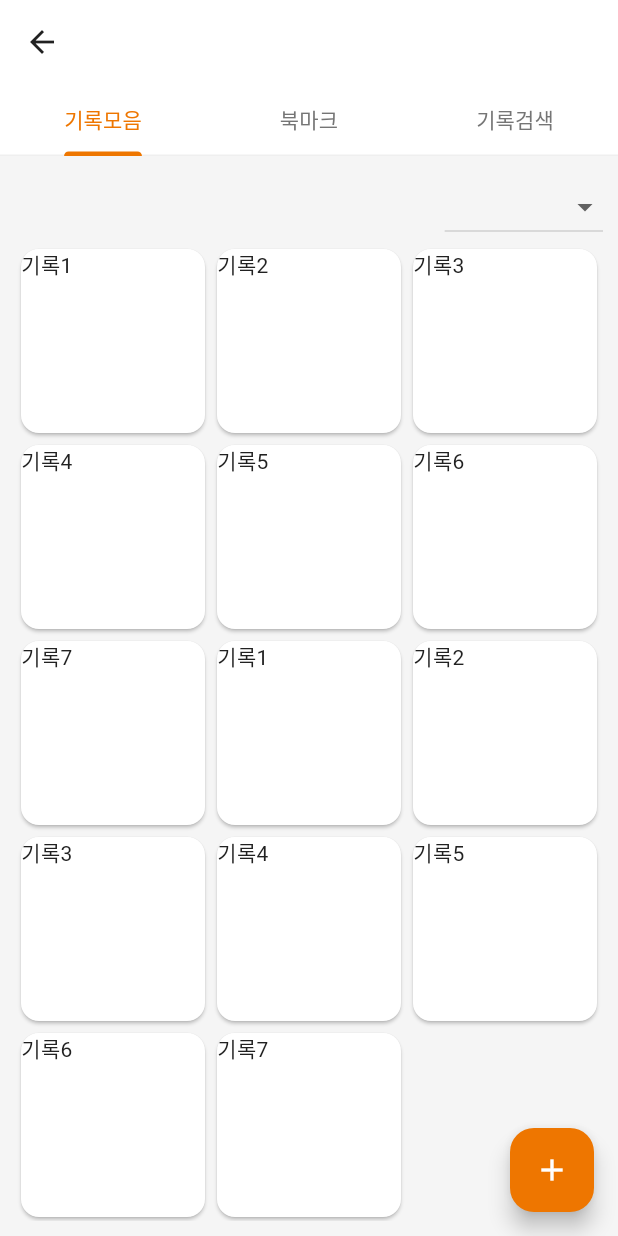
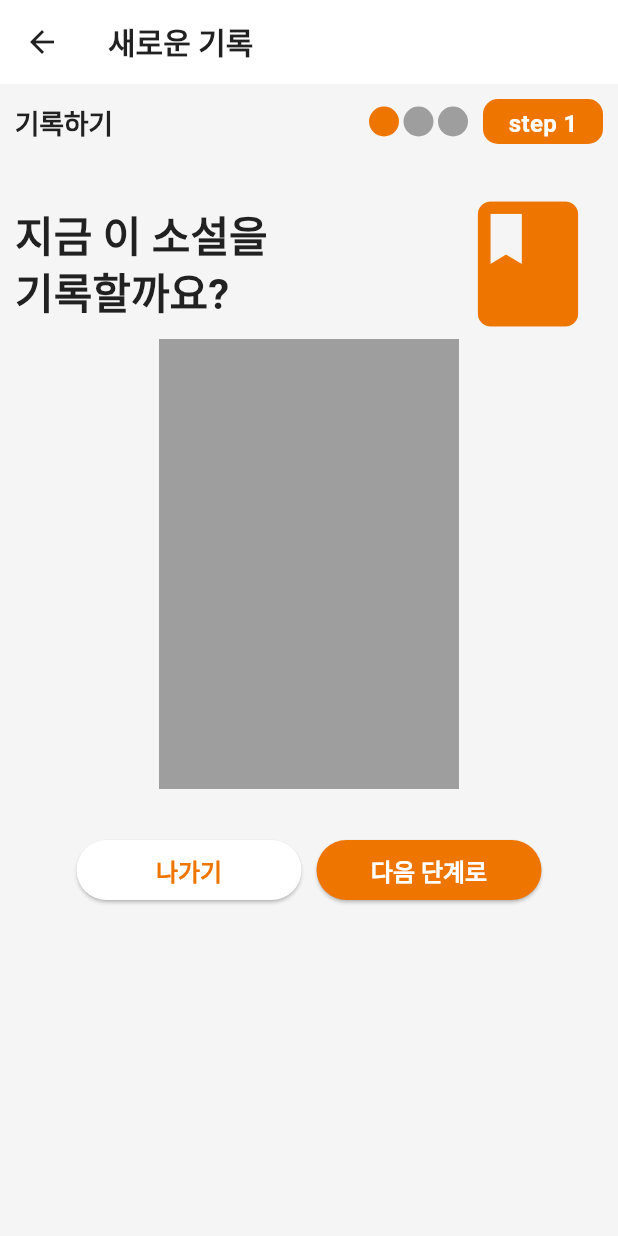
Before and after one commit to jyk0619/novel_truck, a Flutter app: the Record screen opened directly, after a tap on the "add" icon, on a phone screen of 412 x 824 dp. Run offline on Flutter 3.47's test engine with Material 3 defaults, Android fonts, the phone set to English and light mode, and no system bars; our stand-ins replace flutter_carousel_widget.

Commit message:
record view 구성

```diff
--- a/lib/ui/components/textfields/custom_textfield.dart
+++ b/lib/ui/components/textfields/custom_textfield.dart
@@ -40,6 +40,7 @@ class CustomTextField extends StatelessWidget {
         labelStyle: TextStyle(color: AppColors.textSecondary, fontSize: 14),
         fillColor: Colors.white,
         filled: true,
+        floatingLabelBehavior: FloatingLabelBehavior.never,
         border: OutlineInputBorder(
             borderRadius: BorderRadius.circular(8),
             borderSide: BorderSide(width: 0,
--- a/lib/ui/screens/auth/signupcom_view.dart
+++ b/lib/ui/screens/auth/signupcom_view.dart
@@ -48,7 +48,7 @@ class SignUpCom extends StatelessWidget {
                         height: 3,
                         margin: const EdgeInsets.only(right: 3),
                         decoration: BoxDecoration(
-                          color: AppColors.surface,
+                          color: AppColors.primary,
                           borderRadius: BorderRadius.circular(5),
                         ),
                       )
--- /dev/null
+++ b/lib/ui/screens/record/newrecord_view.dart
@@ -0,0 +1,119 @@
+import 'package:flutter/material.dart';
+import 'package:novel_truck/ui/screens/record/newrecord2_view.dart';
+
+import '../../../core/theme/app_colors.dart';
+
+class NewRecord extends StatelessWidget {
+  const NewRecord({super.key});
+
+  @override
+  Widget build(BuildContext context) {
+    return Scaffold(
+      appBar: AppBar(
+        title: Text('새로운 기록'),
+      ),
+      body: Padding(
+        padding: const EdgeInsets.all(10.0),
+        child: Column(
+          children: [
+            SizedBox
+              (width: double.infinity,
+              child: Row(
+                mainAxisAlignment: MainAxisAlignment.spaceBetween,
+                children: [
+                  Text('기록하기',style:Theme.of(context).textTheme.displayLarge),
+                  SizedBox(
+                    child:Row(
+                      children:[
+                        Container(
+                          width: 20,
+                          height: 20,
+                          margin: const EdgeInsets.only(right: 3),
+                          decoration: BoxDecoration(
+                            color: AppColors.primary,
+                            shape: BoxShape.circle,
+                          ),
+                        ),
+                        Container(
+                          width: 20,
+                          height: 20,
+                          margin: const EdgeInsets.only(right: 3),
+                          decoration: BoxDecoration(
+                            color: Colors.grey,
+                            shape: BoxShape.circle,
+                          ),
+                        ),
+                        Container(
+                          width: 20,
+                          height: 20,
+                          margin: const EdgeInsets.only(right: 10),
+                          decoration: BoxDecoration(
+                            color: Colors.grey,
+                            shape: BoxShape.circle,
+                          ),
+                        ),
+                        Container(
+                          width: 80,
+                          height: 30,
+                          padding: EdgeInsets.all(5),
+                          decoration: BoxDecoration(
+                            color:AppColors.primary,
+                            borderRadius: BorderRadius.circular(10),
+                          ),
+                          child: Center(child: Text('step 1',style: TextStyle(color: Colors.white,fontSize: 16,fontWeight: FontWeight.bold))),
+                        ),
+                      ]
+                    )
+                  )
+                ],
+              ),
+            ),
+            SizedBox(height:30),
+            SizedBox(
+              width: double.infinity,
+                child: Row(mainAxisAlignment: MainAxisAlignment.spaceBetween,
+                  children: [
+                    Text('지금 이 소설을'
+                        '\n기록할까요?',style: Theme.of(context).textTheme.titleLarge),
+                    Icon(Icons.book,size: 100,color: AppColors.primary,),
+                  ],
+                )
+            ),
+            Container(
+              width:200,
+              height: 300,
+              color: Colors.grey,
+            ),
+            SizedBox(height: 30),
+            Row(
+              mainAxisAlignment: MainAxisAlignment.center,
+              children: [
+                ElevatedButton(
+                onPressed: () {
+                  Navigator.pop(context);
+                },
+                  style: ElevatedButton.styleFrom(
+                    minimumSize: Size(150,40),
+                    backgroundColor: Colors.white,
+                    foregroundColor: Theme.of(context).colorScheme.primary,
+                  ),
+                child: Text('나가기'),
+              ),
+                SizedBox(width: 10),
+                ElevatedButton(
+                  onPressed: () {
+                    Navigator.push(context, MaterialPageRoute(builder: (context) => NewRecord2()));
+                  },
+                  style: ElevatedButton.styleFrom(
+                    minimumSize: Size(150,40),
+                  ),
+                  child: Text('다음 단계로'),
+                ),
+              ],
+            ),
+          ],
+        ),
+      )
+    );
+  }
+}
--- a/lib/ui/screens/record/record_view.dart
+++ b/lib/ui/screens/record/record_view.dart
@@ -1,6 +1,6 @@
 import 'package:flutter/material.dart';
 import 'package:novel_truck/ui/components/textfields/custom_textfield.dart';
-
+import 'package:novel_truck/ui/screens/record/newrecord_view.dart';
 class Record extends StatelessWidget {
   const Record({super.key});
 
@@ -30,7 +30,9 @@ class Record extends StatelessWidget {
             ),
           ),
           floatingActionButton: FloatingActionButton(
-            onPressed: (){},
+            onPressed: (){
+              Navigator.push(context, MaterialPageRoute(builder: (context)=>NewRecord()));
+            },
             child: Icon(Icons.add),
           )
              ),
```
Also changed, not shown: lib/ui/screens/auth/agree_view.dart (+33 -6 lines), lib/ui/screens/record/newrecord2_view.dart (added, +174 -0 lines), lib/ui/screens/record/newrecord3_view.dart (added, +130 -0 lines).
